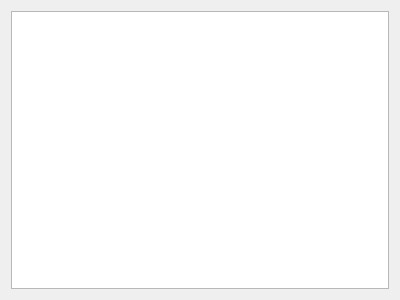
The window that madqt/widget/curvemanager.ui (hibtc/madgui) describes before a commit, drawn with Qt 5.
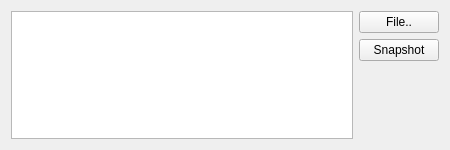
The same window after the commit. Custom widgets are drawn as their Qt base class.

Commit message: Integrate LoadCurve/SaveCurve into CurveManager

Diff of the .ui file:
```diff
--- a/madqt/widget/curvemanager.ui
+++ b/madqt/widget/curvemanager.ui
@@ -6,8 +6,8 @@
    <rect>
     <x>0</x>
     <y>0</y>
-    <width>400</width>
-    <height>300</height>
+    <width>450</width>
+    <height>150</height>
    </rect>
   </property>
   <property name="windowTitle">
@@ -17,6 +17,37 @@
    <item>
     <widget class="TableView" name="tab"/>
    </item>
+   <item>
+    <layout class="QVBoxLayout" name="verticalLayout">
+     <item>
+      <widget class="QPushButton" name="btn_load">
+       <property name="text">
+        <string>File..</string>
+       </property>
+      </widget>
+     </item>
+     <item>
+      <widget class="QPushButton" name="btn_save">
+       <property name="text">
+        <string>Snapshot</string>
+       </property>
+      </widget>
+     </item>
+     <item>
+      <spacer name="verticalSpacer">
+       <property name="orientation">
+        <enum>Qt::Vertical</enum>
+       </property>
+       <property name="sizeHint" stdset="0">
+        <size>
+         <width>20</width>
+         <height>40</height>
+        </size>
+       </property>
+      </spacer>
+     </item>
+    </layout>
+   </item>
   </layout>
  </widget>
  <customwidgets>
```
The commit also changes 3 other files.
